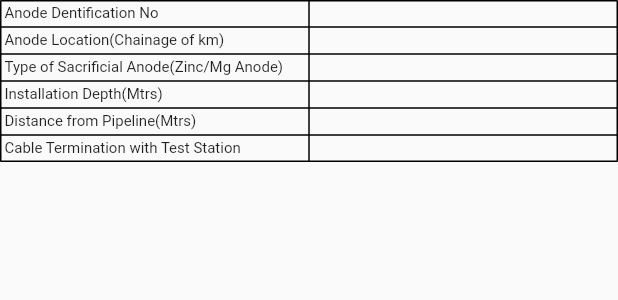
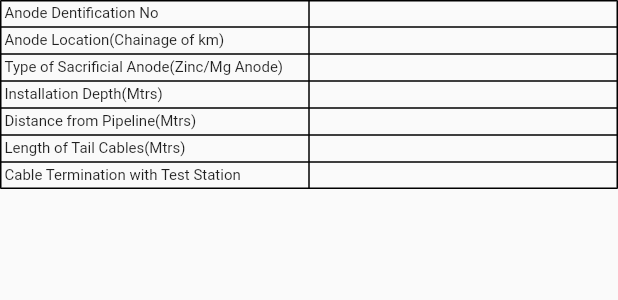
Before and after one commit to harshkamble4155/installation_app, a Flutter app: what middleColumn4() shows on an empty page, opened directly with empty values, on a phone screen of 412 x 824 dp. Shown: the top 300 px of the screen. Run offline on Flutter 3.47's test engine with Material 2 defaults, Android fonts, the light colour scheme and no system bars; our stand-ins replace device_info_plus, dropdown_search, fluttertoast, geocoding, geolocator, image_picker and 4 more; accounts and stored records are empty.

Commit message:
last commit

```diff
--- a/lib/api/pdf_invoice_api.dart
+++ b/lib/api/pdf_invoice_api.dart
@@ -581,6 +581,41 @@ class PdfInvoiceApi {
             ),
           ],
         ),
+        TableRow(
+          children: [
+            Column(
+              crossAxisAlignment: CrossAxisAlignment.start,
+              children: [
+                Padding(
+                  padding: const EdgeInsets.all(3),
+                  child: Text(
+                    'Length of Tail Cables(Mtrs)',
+                    style: const TextStyle(
+                      fontSize: 10,
+                    ),
+                  ),
+                ),
+              ],
+            ),
+            Column(
+              children: [
+                Padding(
+                  padding: const EdgeInsets.all(3),
+                  child: SizedBox(
+                    width: 100,
+                    child: Text(
+                      finalDataModel.taileCable,
+                      style: const TextStyle(
+                        fontSize: 10,
+                      ),
+                      textAlign: TextAlign.center,
+                    ),
+                  ),
+                ),
+              ],
+            ),
+          ],
+        ),
         // third row
         TableRow(
           children: [
--- a/lib/main.dart
+++ b/lib/main.dart
@@ -92,7 +92,7 @@ class _SplashScreenState extends State<SplashScreen> {
           () {
             Navigator.of(context).pushAndRemoveUntil(
                 MaterialPageRoute(
-                  builder: (context) => const LoginScreen(),
+                  builder: (context) => const LoginScreen(), // change here
                 ),
                 (route) => false);
           },
@@ -104,7 +104,7 @@ class _SplashScreenState extends State<SplashScreen> {
         () {
           Navigator.of(context).pushAndRemoveUntil(
               MaterialPageRoute(
-                builder: (context) => const LoginScreen(),
+                builder: (context) => const LoginScreen(), // change here
               ),
               (route) => false);
         },
--- a/pubspec.yaml
+++ b/pubspec.yaml
@@ -55,6 +55,8 @@ dependencies:
   fluttertoast: ^8.0.9
   # geolocator
   geolocator: ^8.2.0
+  # geocoding
+  geocoding: ^2.0.5
   # permission
   permission_handler: ^9.2.0
   # image picker
```
Also changed, not shown: lib/screens/home_screen.dart (+63 -1 lines), pubspec.lock.
